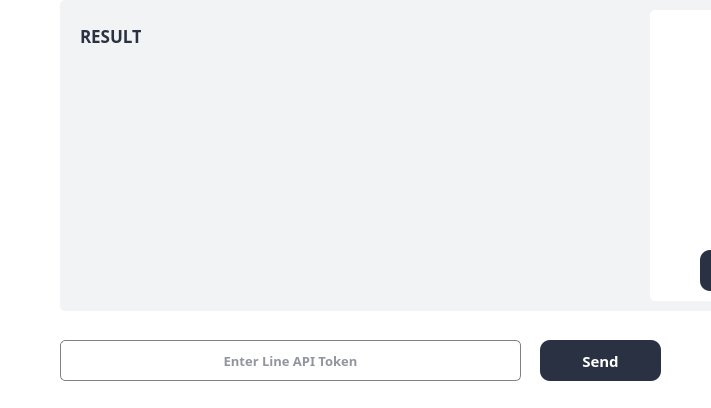
The window that assets/ui/main.ui (NicasioTn/Windows-ISAN-Security-Gizmo-Box) describes before a commit, drawn with Qt 5; both pictures show x 240 to 951 and y 330 to 738 of the 1374 by 738 pixel window.
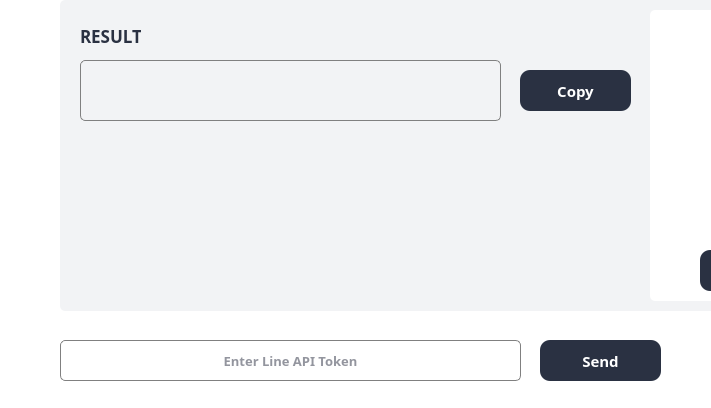
The same window after the commit. The open tabs and pages were chosen to show the change. Icons and pictures are not drawn.

What changed in the file:
```diff
--- a/assets/ui/main.ui
+++ b/assets/ui/main.ui
@@ -2676,9 +2676,9 @@
        <property name="geometry">
         <rect>
          <x>30</x>
-         <y>60</y>
+         <y>170</y>
          <width>541</width>
-         <height>231</height>
+         <height>101</height>
         </rect>
        </property>
        <property name="font">
@@ -2705,6 +2705,103 @@
         <bool>true</bool>
        </property>
       </widget>
+      <widget class="QLineEdit" name="lineEdit_outputHash">
+       <property name="geometry">
+        <rect>
+         <x>20</x>
+         <y>60</y>
+         <width>421</width>
+         <height>61</height>
+        </rect>
+       </property>
+       <property name="font">
+        <font>
+         <family>Bahnschrift SemiBold</family>
+         <pointsize>15</pointsize>
+         <weight>75</weight>
+         <bold>true</bold>
+        </font>
+       </property>
+       <property name="cursor">
+        <cursorShape>ArrowCursor</cursorShape>
+       </property>
+       <property name="styleSheet">
+        <string notr="true">QLineEdit {
+  border: 1px solid gray;
+  color: rgba(40,43,61,255);
+  border-radius: 5px;
+}
+
+QLineEdit:hover {
+  border: 2px solid;
+  border-color: rgba(0,143,255,255);
+}
+QLineEdit:focus {
+  border: 1px solid;
+  border-color: rgba(88,199,141,255);
+}
+</string>
+       </property>
+       <property name="alignment">
+        <set>Qt::AlignCenter</set>
+       </property>
+       <property name="readOnly">
+        <bool>true</bool>
+       </property>
+       <property name="placeholderText">
+        <string/>
+       </property>
+      </widget>
+      <widget class="QPushButton" name="btn_copyOutput">
+       <property name="geometry">
+        <rect>
+         <x>460</x>
+         <y>70</y>
+         <width>111</width>
+         <height>41</height>
+        </rect>
+       </property>
+       <property name="font">
+        <font>
+         <family>Bahnschrift SemiBold</family>
+         <pointsize>11</pointsize>
+         <weight>75</weight>
+         <bold>true</bold>
+        </font>
+       </property>
+       <property name="styleSheet">
+        <string notr="true"> QPushButton{
+	    background-color: rgb(42, 49, 66);
+        border-radius: 5px;
+		color: rgb(255, 255, 255);
+    }
+ QPushButton{
+        border-radius: 10px;
+    }
+QPushButton:hover {
+	 border-radius: 10px;
+	 background-color: rgba(0,143,255,255);
+}
+QPushButton:pressed {
+	background-color: rgb(120, 120, 120);
+	color: rgb(255, 255, 255);
+}
+</string>
+       </property>
+       <property name="text">
+        <string>Copy</string>
+       </property>
+       <property name="icon">
+        <iconset>
+         <normaloff>../icons/icon_save.png</normaloff>../icons/icon_save.png</iconset>
+       </property>
+       <property name="iconSize">
+        <size>
+         <width>30</width>
+         <height>30</height>
+        </size>
+       </property>
+      </widget>
      </widget>
      <widget class="QPushButton" name="btn_backDigest">
       <property name="geometry">
```
Left out of the diff: 6 changed lines with no effect on the pictures.
